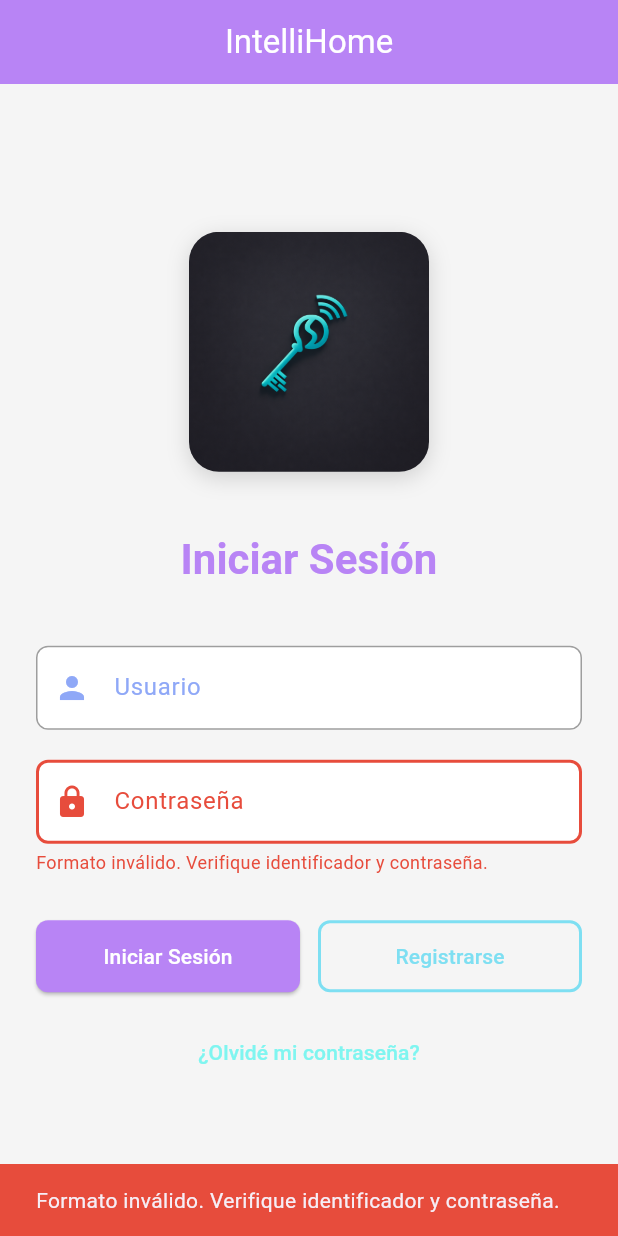
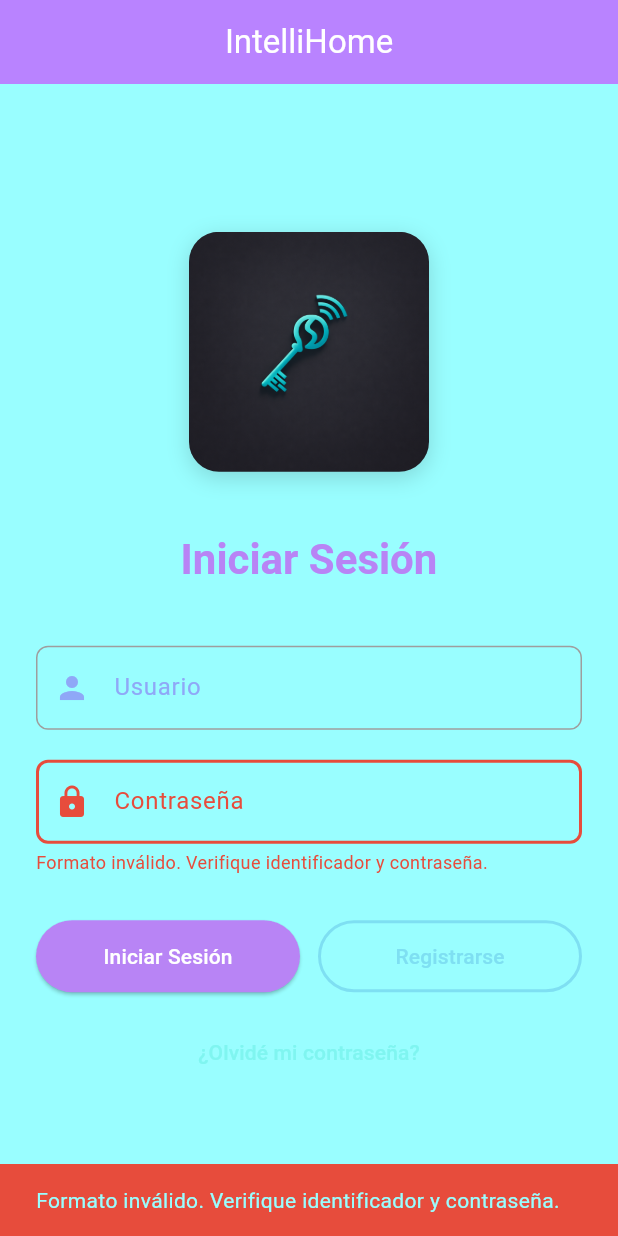
Before and after one commit to Rodiver-Baltodano/Proyect_IntelliHome, a Flutter app: the screen it shows after launch, after a tap on "Iniciar Sesión", on a phone screen of 412 x 824 dp. Run offline on Flutter 3.47's test engine with Material 3 defaults, Android fonts, the phone set to English and light mode, and no system bars; our stand-ins replace flutter_colorpicker, image_picker; accounts and stored records are empty.

Commit message:
Se integra el cambio de color y estilo
- Se crea una nueva vista de personalizacion al registrarse donde puede escoger temas, estilos y colores personalizados
- Los temas y estilo funcionan y se mantienen, los colores personalizados no aun.

```diff
--- a/intellihome/lib/main.dart
+++ b/intellihome/lib/main.dart
@@ -3,7 +3,10 @@
 import 'package:intellihome/screens/auth/register_screen.dart';
 import 'package:intellihome/screens/auth/recovery_screen.dart';
 import 'package:intellihome/screens/home/home_screen.dart';
-import 'package:intellihome/config/app_colors.dart';
+import 'package:intellihome/screens/personalizacion/personalization_screen.dart';
+import 'package:intellihome/providers/theme_provider.dart';
+import 'package:intellihome/modules/autenticacion/repositories/usuario_repository.dart';
+import 'package:provider/provider.dart';
 import 'package:path_provider/path_provider.dart';
 import 'package:path/path.dart' as p;
 import 'dart:io';
@@ -35,29 +38,64 @@
   }
 }
 
-class MainApp extends StatelessWidget {
+class MainApp extends StatefulWidget {
   const MainApp({super.key});
 
   @override
+  State<MainApp> createState() => _MainAppState();
+}
+
+class _MainAppState extends State<MainApp> {
+  UsuarioRepositorioJson? _repositorio;
+
+  @override
+  void initState() {
+    super.initState();
+    WidgetsBinding.instance.addPostFrameCallback((_) async {
+      try {
+        final appDir = await getApplicationDocumentsDirectory();
+        final rutaJson = p.join(appDir.path, 'usuarios_integrado.json');
+        _repositorio = UsuarioRepositorioJson(rutaArchivo: rutaJson);
+        if (mounted) {
+          context.read<ThemeProvider>().setRepositorio(_repositorio!);
+        }
+      } catch (e) {
+        // Solo loggear; el provider seguirá con defaults si falla
+        print('Error configurando repositorio en ThemeProvider: $e');
+      }
+    });
+  }
+
+  @override
   Widget build(BuildContext context) {
+    return ChangeNotifierProvider(
+      create: (_) => ThemeProvider(),
+      child: Builder(
+        builder: (context) {
+          final theme = context.watch<ThemeProvider>().themeData;
           return MaterialApp(
             title: 'IntelliHome',
-      theme: AppColors.getThemeData(),
+            theme: theme,
             home: const LoginScreen(),
             routes: {
               '/login': (context) => const LoginScreen(),
               '/register': (context) => const RegisterScreen(),
               '/recovery': (context) {
-          // Extraer username de los argumentos
                 final username = ModalRoute.of(context)?.settings.arguments as String?;
                 return RecoveryScreen(username: username);
               },
+              '/personalizacion': (context) {
+                final username = ModalRoute.of(context)?.settings.arguments as String?;
+                return PersonalizationScreen(username: username ?? 'Usuario');
+              },
               '/home': (context) {
-          // Extraer username de los argumentos
                 final username = ModalRoute.of(context)?.settings.arguments as String?;
                 return HomeScreen(username: username ?? 'Usuario');
               },
             },
           );
+        },
+      ),
+    );
   }
 }
--- a/intellihome/lib/screens/auth/login_screen.dart
+++ b/intellihome/lib/screens/auth/login_screen.dart
@@ -2,6 +2,9 @@
 import 'package:intellihome/config/app_colors.dart';
 import 'package:intellihome/modules/autenticacion/services/autenticacion_service.dart';
 import 'package:intellihome/modules/autenticacion/repositories/usuario_repository.dart';
+import 'package:intellihome/providers/theme_provider.dart';
+import 'package:intellihome/session/session_manager.dart';
+import 'package:provider/provider.dart';
 import 'package:path_provider/path_provider.dart';
 import 'package:path/path.dart' as p;
 
@@ -17,6 +20,7 @@
   final _passwordController = TextEditingController();
 
   late AutenticacionServicio _autenticacionServicio;
+  UsuarioRepositorioJson? _repositorio;
   bool _inicializado = false;
   bool _cargando = false;
   String? _errorUsername;
@@ -33,8 +37,8 @@
     try {
       final appDir = await getApplicationDocumentsDirectory();
       final rutaJson = p.join(appDir.path, 'usuarios_integrado.json');
-      final repositorio = UsuarioRepositorioJson(rutaArchivo: rutaJson);
-      _autenticacionServicio = AutenticacionServicio(usuarioRepositorio: repositorio);
+      _repositorio = UsuarioRepositorioJson(rutaArchivo: rutaJson);
+      _autenticacionServicio = AutenticacionServicio(usuarioRepositorio: _repositorio!);
     } catch (e) {
       print('Error inicializando servicios: $e');
     }
@@ -63,7 +67,18 @@
       );
 
       if (resultado.exito) {
-        // Éxito: navegar a Home
+        // Éxito: configurar SessionManager y ThemeProvider
+        SessionManager.setCurrentUserId(resultado.idUsuario ?? '');
+
+        final usuario = await _repositorio?.buscarPorId(resultado.idUsuario ?? '');
+        if (usuario != null && mounted) {
+          // Inicializar el ThemeProvider con el usuario logueado
+          context.read<ThemeProvider>().inicializarConUsuario(
+            usuario,
+            repositorio: _repositorio,
+          );
+        }
+
         if (mounted) {
           ScaffoldMessenger.of(context).showSnackBar(
             SnackBar(
--- /dev/null
+++ b/intellihome/lib/session/session_manager.dart
@@ -0,0 +1,9 @@
+class SessionManager {
+  static String? _currentUserId;
+
+  static void setCurrentUserId(String? id) {
+    _currentUserId = id;
+  }
+
+  static String? get currentUserId => _currentUserId;
+}
--- a/intellihome/lib/theme/theme_colors.dart
+++ b/intellihome/lib/theme/theme_colors.dart
@@ -15,19 +15,19 @@
 class ClaroThemeColors {
   // Color más oscuro - usado para fondos principales o elementos destacados
   // Azul oscuro profundo
-  static const Color primary = Color(0xFF164863);
+    static const Color primary = Color(0xFF1F5A74);
 
   // Color secundario - usado para elementos interactivos y acentos
   // Azul medio
-  static const Color secondary = Color(0xFF427D9D);
+    static const Color secondary = Color(0xFF4F8AA3);
 
   // Color terciario - usado para elementos secundarios y fondos suaves
   // Azul claro
-  static const Color tertiary = Color(0xFF9BBEC8);
+    static const Color tertiary = Color(0xFF9EBFCC);
 
   // Color de fondo - usado para fondos generales y superficies
   // Azul muy claro, casi blanco
-  static const Color background = Color(0xFFDDF2FD);
+    static const Color background = Color(0xFFE2F3FA);
 
   /// Método que retorna todos los colores como una lista
   /// Útil para mostrarlos en un selector de paleta
@@ -99,19 +99,19 @@
 class OscuroThemeColors {
   // Color más oscuro - usado para fondos principales
   // Azul muy oscuro, casi negro
-  static const Color primary = Color(0xFF070F2B);
+    static const Color primary = Color(0xFF0B132B);
 
   // Color secundario - usado para elementos interactivos y acentos
   // Azul oscuro púrpura
-  static const Color secondary = Color(0xFF1B1A55);
+    static const Color secondary = Color(0xFF1C2541);
 
   // Color terciario - usado para elementos secundarios
   // Gris azulado medio
-  static const Color tertiary = Color(0xFF535C91);
+    static const Color tertiary = Color(0xFF3A3F6B);
 
   // Color de fondo - usado para fondos suaves y superficies elevadas
   // Lavanda claro
-  static const Color background = Color(0xFF9290C3);
+    static const Color background = Color(0xFF8D8FC3);
 
   /// Método que retorna todos los colores como una lista
   /// Útil para mostrarlos en un selector de paleta
```
Also changed, not shown: intellihome/lib/modules/autenticacion/repositories/usuario_repository.dart (+10 -0 lines), intellihome/lib/providers/theme_provider.dart (+41 -1 lines), intellihome/lib/screens/auth/register_screen.dart (+4 -3 lines), intellihome/lib/screens/personalizacion/personalization_screen.dart (added, +282 -0 lines). Lines whose indentation alone changed are shown as unchanged.
